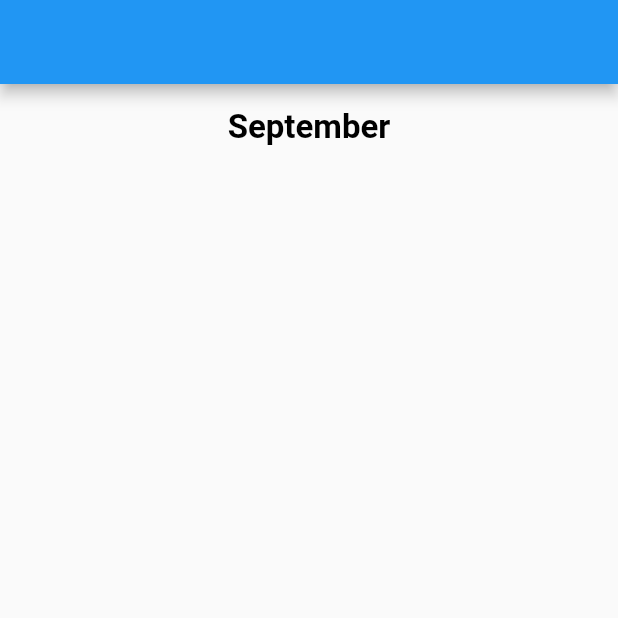
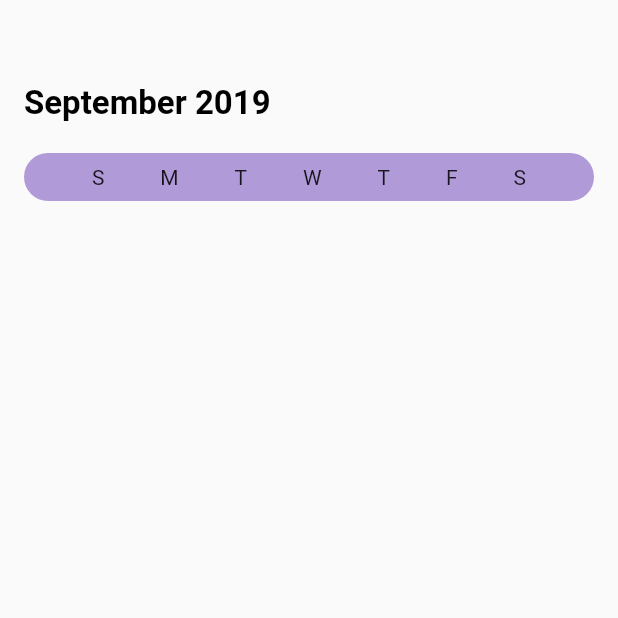
Before and after one commit to tomboichik/calendar_test, a Flutter app: the screen it shows after launch, on a phone screen of 412 x 824 dp, the top half of it. Run offline on Flutter 3.47's test engine with Material 2 defaults, Android fonts, the phone set to English and light mode, and no system bars.

Commit message:
themes and colors added

```diff
--- /dev/null
+++ b/lib/core/constants/week_days.dart
@@ -0,0 +1,9 @@
+const List<String> weekDays = [
+  'S',
+  'M',
+  'T',
+  'W',
+  'T',
+  'F',
+  'S',
+];
--- a/lib/core/ui/app_colors.dart
+++ b/lib/core/ui/app_colors.dart
@@ -4,4 +4,5 @@ class AppColors {
   static const Color primaryColor = Colors.deepPurple;
   static const Color accentColor = Colors.white;
   static const Color colorBlack = Colors.black;
+  static Color primaryLightColor = Colors.deepPurple.withOpacity(0.5);
 }
--- a/lib/core/ui/app_theme.dart
+++ b/lib/core/ui/app_theme.dart
@@ -4,6 +4,7 @@ import 'package:flutter/material.dart';
 final appThemeData = ThemeData(
     primaryColor: AppColors.primaryColor,
     accentColor: AppColors.accentColor,
+    primaryColorLight: AppColors.primaryLightColor,
     textTheme: const TextTheme(
         headline3: TextStyle(
       fontSize: 22,
--- a/lib/demo/demo_page.dart
+++ b/lib/demo/demo_page.dart
@@ -6,10 +6,10 @@ class DemoPage extends StatelessWidget {
 
   @override
   Widget build(BuildContext context) {
-    return Scaffold(
-      appBar: AppBar(),
+    return const Scaffold(
       body: SingleChildScrollView(
-        child: Center(
+        child: Padding(
+          padding: EdgeInsets.only(top: 40.0),
           child: CalendarWithNotes(),
         ),
       ),
--- a/lib/widgets/calendar_with_notes/calendar.dart
+++ b/lib/widgets/calendar_with_notes/calendar.dart
@@ -1,3 +1,4 @@
+import 'package:calendar_test/core/constants/week_days.dart';
 import 'package:flutter/material.dart';
 
 class Calendar extends StatelessWidget {
@@ -10,10 +11,27 @@ class Calendar extends StatelessWidget {
       child: Column(
         crossAxisAlignment: CrossAxisAlignment.start,
         children: [
-          Text(
-            'September',
-            style: Theme.of(context).textTheme.headline3,
+          Padding(
+            padding: const EdgeInsets.only(bottom: 20.0),
+            child: Text(
+              'September 2019',
+              style: Theme.of(context).textTheme.headline3,
+            ),
           ),
+          Container(
+            decoration: BoxDecoration(
+                color: Theme.of(context).primaryColorLight,
+                borderRadius: BorderRadius.circular(25)),
+            padding: const EdgeInsets.all(8.0),
+            child: Row(
+              mainAxisAlignment: MainAxisAlignment.spaceEvenly,
+              children: weekDays
+                  .map((e) => Center(
+                        child: Text(e),
+                      ))
+                  .toList(),
+            ),
+          )
         ],
       ),
     );
```
